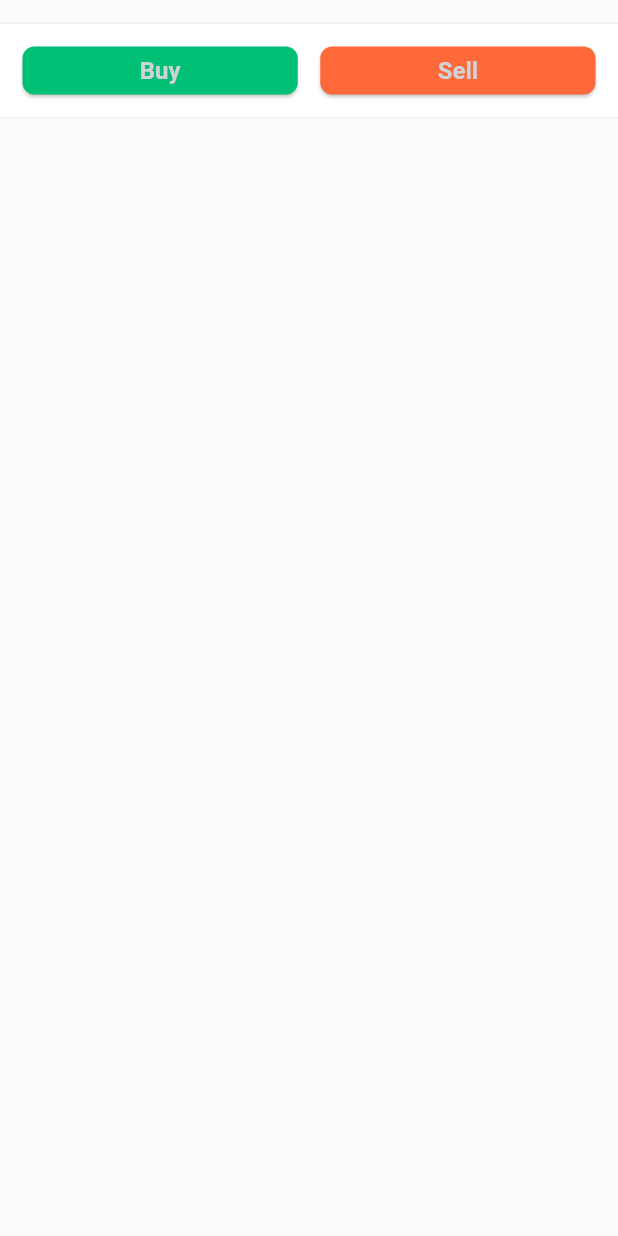
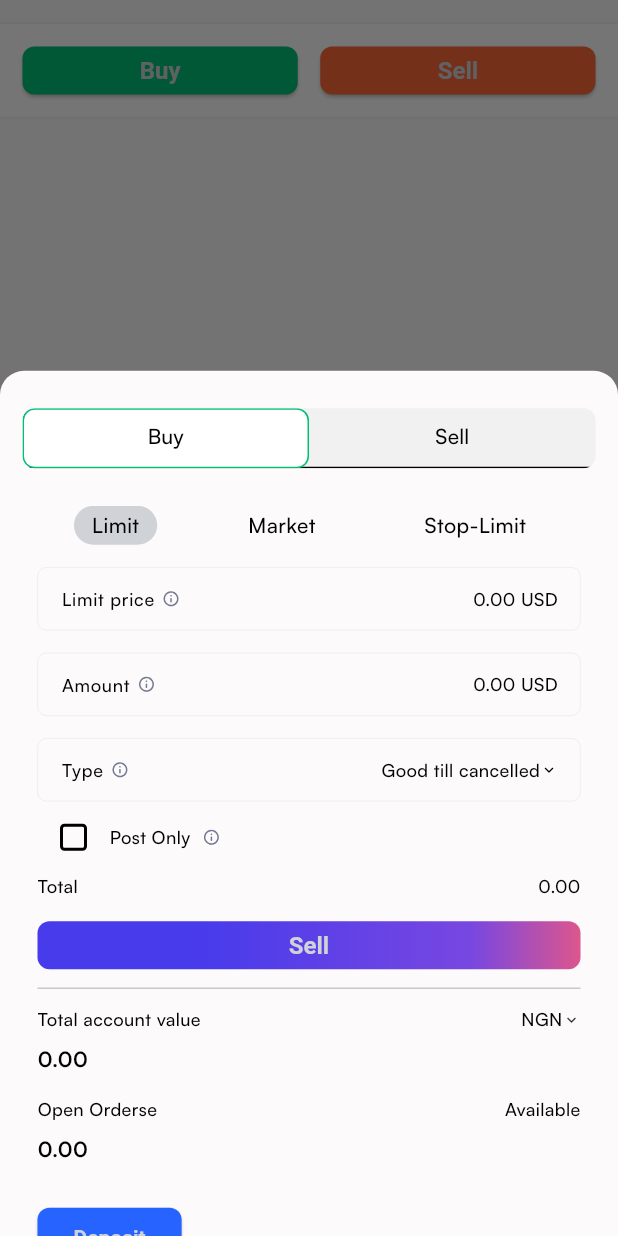
Before and after one commit to Conezi/sisyphus, a Flutter app: the ButtonsCard widget shown alone on an empty page, opened directly, after a tap on "Buy", on a phone screen of 412 x 824 dp. Run offline on Flutter 3.47's test engine with Material 3 defaults, Android fonts, the phone set to English and light mode, and no system bars; our stand-ins replace flutter_svg; missing offline and left inert: candlesticks; network calls fail.

Commit message:
Done with buy and sell bottom sheet

```diff
--- a/lib/res/app_colors.dart
+++ b/lib/res/app_colors.dart
@@ -14,6 +14,7 @@ class AppColors {
   static const Color secondaryColor = Color(0xffCFD3D8);
   static const Color green = Color(0xff00C076);
   static const Color orange = Color(0xffFF6838);
+  static const Color blue = Color(0xff2764FF);
 
   static LinearGradient buttonGradient = const LinearGradient(
       begin: Alignment.centerLeft,
--- a/lib/res/app_images.dart
+++ b/lib/res/app_images.dart
@@ -17,4 +17,5 @@ class AppImages {
   static const icDrawer1 = '${_svgBaseUrl}ic_drawer_1.svg';
   static const icDrawer2 = '${_svgBaseUrl}ic_drawer_3.svg';
   static const icDrawer3 = '${_svgBaseUrl}ic_drawer_3.svg';
+  static const icRequired = '${_svgBaseUrl}ic_required.svg';
 }
--- a/lib/res/app_theme.dart
+++ b/lib/res/app_theme.dart
@@ -22,6 +22,10 @@ class AppTheme {
           primary: AppColors.secondaryColor,
           background: AppColors.lightBackgroundColor,
           brightness: Brightness.light),
+      checkboxTheme: ThemeData.light().checkboxTheme.copyWith(
+            shape:
+                RoundedRectangleBorder(borderRadius: BorderRadius.circular(3)),
+          ),
       appBarTheme: AppBarTheme(
           elevation: 0.0,
           titleTextStyle: ThemeData.light()
@@ -49,6 +53,10 @@ class AppTheme {
           primary: AppColors.secondaryColor,
           background: AppColors.darkBackgroundColor,
           brightness: Brightness.dark),
+      checkboxTheme: ThemeData.dark().checkboxTheme.copyWith(
+            shape:
+                RoundedRectangleBorder(borderRadius: BorderRadius.circular(3)),
+          ),
       appBarTheme: AppBarTheme(
           elevation: 0.0,
           titleTextStyle: ThemeData.dark()
--- a/lib/ui/home_screen.dart
+++ b/lib/ui/home_screen.dart
@@ -15,11 +15,9 @@ class HomeScreen extends StatefulWidget {
 }
 
 class _HomeScreenState extends State<HomeScreen> {
-  final ViewModel _viewModel = ViewModel.instance;
-
   @override
   void initState() {
-    _viewModel.fetchSymbols();
+    ViewModel.instance.fetchSymbols();
     super.initState();
   }
 
--- a/lib/ui/widget/custom_tab.dart
+++ b/lib/ui/widget/custom_tab.dart
@@ -3,11 +3,17 @@ import 'package:flutter/material.dart';
 class CustomTab extends StatelessWidget {
   final List<Widget> tabs;
   final bool isScrollable;
-  const CustomTab({required this.tabs, this.isScrollable = false, super.key});
+  final Color? borderColor;
+  const CustomTab(
+      {required this.tabs,
+      this.isScrollable = false,
+      this.borderColor,
+      super.key});
 
   @override
   Widget build(BuildContext context) {
     return Container(
+        height: 40,
         margin: const EdgeInsets.symmetric(vertical: 25.0, horizontal: 15.0),
         decoration: BoxDecoration(
           color: Theme.of(context).dividerColor,
@@ -17,17 +23,29 @@ class CustomTab extends StatelessWidget {
             borderRadius: const BorderRadius.all(Radius.circular(8.0)),
             child: TabBar(
                 indicatorSize: TabBarIndicatorSize.tab,
-                indicatorPadding: const EdgeInsets.all(5.0),
+                indicatorPadding: borderColor == null
+                    ? const EdgeInsets.all(2.0)
+                    : EdgeInsets.zero,
                 indicator: BoxDecoration(
                     color: Theme.of(context).primaryColor,
                     borderRadius: BorderRadius.circular(8.0),
-                    boxShadow: <BoxShadow>[
-                      BoxShadow(
-                          color: Theme.of(context).shadowColor.withOpacity(.2),
-                          blurRadius: 2,
-                          spreadRadius: 0.2,
-                          offset: const Offset(0.0, 1.0))
-                    ]),
+                    border: borderColor != null
+                        ? Border.all(
+                            width: 1,
+                            color: borderColor!,
+                            style: BorderStyle.solid)
+                        : null,
+                    boxShadow: borderColor == null
+                        ? <BoxShadow>[
+                            BoxShadow(
+                                color: Theme.of(context)
+                                    .shadowColor
+                                    .withOpacity(.2),
+                                blurRadius: 2,
+                                spreadRadius: 0.2,
+                                offset: const Offset(0.0, 1.0))
+                          ]
+                        : null),
                 unselectedLabelColor:
                     Theme.of(context).textTheme.bodySmall!.color,
                 unselectedLabelStyle:
--- a/lib/ui/widget/text_edit_view.dart
+++ b/lib/ui/widget/text_edit_view.dart
@@ -1,4 +1,5 @@
 import 'package:flutter/material.dart';
+import 'package:sisyphus/res/app_colors.dart';
 
 class TextEditView extends StatefulWidget {
   final ValueChanged<String>? onChanged;
@@ -30,6 +31,7 @@ class TextEditView extends StatefulWidget {
   final Color? textColor;
   final Iterable<String>? autofillHints;
   final FocusNode? focusNode;
+  final Widget? label;
   const TextEditView(
       {Key? key,
       this.onChanged,
@@ -53,14 +55,15 @@ class TextEditView extends StatefulWidget {
       this.textColor,
       this.prefixIcon,
       this.borderColor,
-      this.filled = true,
+      this.filled = false,
       this.prefixText,
       this.autofillHints,
       this.focusNode,
       this.helperText,
       this.minLines,
       this.maxLength,
-      this.maxLines = 1})
+      this.maxLines = 1,
+      this.label})
       : super(key: key);
 
   @override
@@ -71,7 +74,7 @@ class _TextEditViewState extends State<TextEditView> {
   OutlineInputBorder _border(BuildContext context) => OutlineInputBorder(
       borderSide: BorderSide(
           width: widget.borderWidth,
-          color: widget.borderColor ?? Theme.of(context).shadowColor,
+          color: widget.borderColor ?? Theme.of(context).colorScheme.secondary,
           style: BorderStyle.solid),
       borderRadius: BorderRadius.all(Radius.circular(widget.borderRadius)));
 
@@ -107,7 +110,7 @@ class _TextEditViewState extends State<TextEditView> {
                 borderRadius: BorderRadius.circular(widget.borderRadius),
                 borderSide: BorderSide(
                     width: widget.borderWidth,
-                  color: Theme.of(context).dividerColor,
+                    color: AppColors.green,
                     style: BorderStyle.solid)),
             focusedErrorBorder: OutlineInputBorder(
                 borderRadius: BorderRadius.circular(widget.borderRadius),
@@ -136,7 +139,7 @@ class _TextEditViewState extends State<TextEditView> {
             suffixIconConstraints: const BoxConstraints(maxHeight: 40),
             prefixIconConstraints: const BoxConstraints(maxHeight: 40),
             suffixIcon: widget.suffixIcon,
-        ),
+            label: widget.label),
       ),
     );
   }
--- /dev/null
+++ b/lib/ui/widget/trade_bottom_sheet.dart
@@ -0,0 +1,316 @@
+import 'package:flutter/material.dart';
+import 'package:sisyphus/res/app_colors.dart';
+import 'package:sisyphus/res/app_images.dart';
+import 'package:sisyphus/ui/widget/image_view.dart';
+import 'package:sisyphus/ui/widget/text_edit_view.dart';
+
+import 'custom_tab.dart';
+import 'market_board.dart';
+import 'trading_board.dart';
+
+class TradeBottomSheet extends StatelessWidget {
+  final int initialIndex;
+  const TradeBottomSheet({this.initialIndex = 0, super.key});
+
+  @override
+  Widget build(BuildContext context) {
+    return DefaultTabController(
+        length: 2,
+        initialIndex: initialIndex,
+        child: const Column(
+          crossAxisAlignment: CrossAxisAlignment.center,
+          children: [
+            CustomTab(tabs: [
+              Tab(text: 'Buy'),
+              Tab(text: 'Sell'),
+            ], borderColor: AppColors.green),
+            Expanded(
+              child: TabBarView(
+                children: [
+                  Buy(),
+                  EmptyWidget(),
+                ],
+              ),
+            )
+          ],
+        ));
+  }
+}
+
+class Buy extends StatefulWidget {
+  const Buy({super.key});
+
+  @override
+  State<Buy> createState() => _BuyState();
+}
+
+class _BuyState extends State<Buy> {
+  final _options = ['Limit', 'Market', 'Stop-Limit'];
+  String _selectedOption = 'Limit';
+
+  bool _postOnly = false;
+
+  final _formKey = GlobalKey<FormState>();
+  final _priceController = TextEditingController();
+  final _amountController = TextEditingController();
+  final _typeController = TextEditingController();
+
+  static String? validate(dynamic value) {
+    if (value == null || value.isEmpty) {
+      return 'Required.';
+    } else {
+      return null;
+    }
+  }
+
+  @override
+  Widget build(BuildContext context) {
+    return Form(
+      key: _formKey,
+      child: ListView(
+        padding: const EdgeInsets.symmetric(horizontal: 25.0),
+        children: [
+          Row(
+            mainAxisAlignment: MainAxisAlignment.spaceAround,
+            children: List.generate(_options.length, (index) {
+              return InkWell(
+                onTap: () => setState(() => _selectedOption = _options[index]),
+                child: Container(
+                    padding:
+                        const EdgeInsets.symmetric(horizontal: 12, vertical: 3),
+                    margin: const EdgeInsets.symmetric(horizontal: 3),
+                    decoration: BoxDecoration(
+                        color: _selectedOption == _options[index]
+                            ? Theme.of(context).colorScheme.secondary
+                            : null,
+                        borderRadius: BorderRadius.circular(100.0)),
+                    child: Time(_options[index])),
+              );
+            }),
+          ),
+          const SizedBox(height: 15.0),
+          TextEditView(
+            controller: _priceController,
+            validator: validate,
+            label: Row(
+              mainAxisSize: MainAxisSize.min,
+              children: [
+                Text(
+                  'Limit price',
+                  style: TextStyle(
+                      fontSize: 12,
+                      fontWeight: FontWeight.w500,
+                      color: Theme.of(context).textTheme.bodySmall!.color),
+                ),
+                const SizedBox(width: 5),
+                const ImageView.svg(AppImages.icRequired)
+              ],
+            ),
+            suffixIcon: Padding(
+              padding: const EdgeInsets.only(right: 15.0),
+              child: Text(
+                '0.00 USD',
+                style: TextStyle(
+                    fontSize: 12,
+                    fontWeight: FontWeight.w500,
+                    color: Theme.of(context).textTheme.bodySmall!.color),
+              ),
+            ),
+          ),
+          const SizedBox(height: 15.0),
+          TextEditView(
+            controller: _amountController,
+            validator: validate,
+            label: Row(
+              mainAxisSize: MainAxisSize.min,
+              children: [
+                Text(
+                  'Amount',
+                  style: TextStyle(
+                      fontSize: 12,
+                      fontWeight: FontWeight.w500,
+                      color: Theme.of(context).textTheme.bodySmall!.color),
+                ),
+                const SizedBox(width: 5),
+                const ImageView.svg(AppImages.icRequired)
+              ],
+            ),
+            suffixIcon: Padding(
+              padding: const EdgeInsets.only(right: 15.0),
+              child: Text(
+                '0.00 USD',
+                style: TextStyle(
+                    fontSize: 12,
+                    fontWeight: FontWeight.w500,
+                    color: Theme.of(context).textTheme.bodySmall!.color),
+              ),
+            ),
+          ),
+          const SizedBox(height: 15.0),
+          TextEditView(
+            controller: _typeController,
+            validator: validate,
+            label: Row(
+              mainAxisSize: MainAxisSize.min,
+              children: [
+                Text(
+                  'Type',
+                  style: TextStyle(
+                      fontSize: 12,
+                      fontWeight: FontWeight.w500,
+                      color: Theme.of(context).textTheme.bodySmall!.color),
+                ),
+                const SizedBox(width: 5),
+                const ImageView.svg(AppImages.icRequired)
+              ],
+            ),
+            suffixIcon: Padding(
+              padding: const EdgeInsets.only(right: 15.0),
+              child: Row(
+                mainAxisSize: MainAxisSize.min,
+                children: [
+                  Text(
+                    'Good till cancelled',
+                    style: TextStyle(
+                        fontSize: 12,
+                        fontWeight: FontWeight.w500,
+                        color: Theme.of(context).textTheme.bodySmall!.color),
+                  ),
+                  const Icon(Icons.keyboard_arrow_down, size: 12)
+                ],
+              ),
+            ),
+          ),
+          Row(
+            mainAxisSize: MainAxisSize.min,
+            crossAxisAlignment: CrossAxisAlignment.center,
+            children: [
+              Checkbox(
+                value: _postOnly,
+                onChanged: (changed) => setState(() => _postOnly = changed!),
+              ),
+              Text('Post Only',
+                  style: TextStyle(
+                      fontSize: 12,
+                      fontWeight: FontWeight.w500,
+                      color: Theme.of(context).textTheme.bodySmall!.color)),
+              const SizedBox(width: 8),
+              const ImageView.svg(AppImages.icRequired)
+            ],
+          ),
+          Row(
+            mainAxisAlignment: MainAxisAlignment.spaceBetween,
+            children: [
+              Text('Total',
+                  style: TextStyle(
+                      fontSize: 12,
+                      fontWeight: FontWeight.w500,
+                      color: Theme.of(context).textTheme.bodySmall!.color)),
+              Text('0.00',
+                  style: TextStyle(
+                      fontSize: 12,
+                      fontWeight: FontWeight.w500,
+                      color: Theme.of(context).textTheme.bodySmall!.color))
+            ],
+          ),
+          const SizedBox(height: 15.0),
+          Container(
+            width: double.infinity,
+            height: 32.0,
+            decoration: BoxDecoration(
+                gradient: AppColors.buttonGradient,
+                borderRadius: BorderRadius.circular(8.0)),
+            child: ElevatedButton(
+              onPressed: () {
+                if (_formKey.currentState!.validate()) {}
+              },
+              style: ElevatedButton.styleFrom(
+                backgroundColor: Colors.transparent,
+                shadowColor: Colors.transparent,
+                shape: RoundedRectangleBorder(
+                    borderRadius: BorderRadius.circular(8.0)),
+                textStyle: TextStyle(
+                  color: Theme.of(context).textTheme.bodyLarge!.color,
+                ),
+              ),
+              child: const Text(
+                'Sell',
+                style: TextStyle(fontSize: 16, fontWeight: FontWeight.w700),
+              ),
+            ),
+          ),
+          Divider(
+              thickness: .2, color: Theme.of(context).shadowColor, height: 25),
+          Row(
+            mainAxisAlignment: MainAxisAlignment.spaceBetween,
+            children: [
+              Text('Total account value',
+                  style: TextStyle(
+                      fontSize: 12,
+                      fontWeight: FontWeight.w500,
+                      color: Theme.of(context).textTheme.bodySmall!.color)),
+              const Spacer(),
+              Text('NGN',
+                  style: TextStyle(
+                      fontSize: 12,
+                      fontWeight: FontWeight.w500,
+                      color: Theme.of(context).textTheme.bodySmall!.color)),
+              const Icon(Icons.keyboard_arrow_down, size: 12)
+            ],
+          ),
+          const SizedBox(height: 8.0),
+          Text('0.00',
+              style: TextStyle(
+                  fontSize: 14,
+                  fontWeight: FontWeight.w700,
+                  color: Theme.of(context).textTheme.bodySmall!.color)),
+          const SizedBox(height: 15.0),
+          Row(
+            mainAxisAlignment: MainAxisAlignment.spaceBetween,
+            children: [
+              Text('Open Orderse',
+                  style: TextStyle(
+                      fontSize: 12,
+                      fontWeight: FontWeight.w500,
+                      color: Theme.of(context).textTheme.bodySmall!.color)),
+              const Spacer(),
+              Text('Available',
+                  style: TextStyle(
+                      fontSize: 12,
+                      fontWeight: FontWeight.w500,
+                      color: Theme.of(context).textTheme.bodySmall!.color))
+            ],
+          ),
+          const SizedBox(height: 8.0),
+          Text('0.00',
+              style: TextStyle(
+                  fontSize: 14,
+                  fontWeight: FontWeight.w700,
+                  color: Theme.of(context).textTheme.bodySmall!.color)),
+          const SizedBox(height: 25.0),
+          Align(
+            alignment: Alignment.bottomLeft,
+            child: ElevatedButton(
+              onPressed: () {
+                if (_formKey.currentState!.validate()) {}
+              },
+              style: ElevatedButton.styleFrom(
+                backgroundColor: AppColors.blue,
+                shape: RoundedRectangleBorder(
+                    borderRadius: BorderRadius.circular(8.0)),
+                textStyle: TextStyle(
+                  color: Theme.of(context).textTheme.bodyLarge!.color,
+                ),
+              ),
+              child: const Text(
+                'Deposit',
+                style: TextStyle(fontSize: 14, fontWeight: FontWeight.w700),
+              ),
+            ),
+          ),
+          const SizedBox(height: 25.0)
+        ],
+      ),
+    );
+  }
+}
--- a/lib/ui/widget/trading_board.dart
+++ b/lib/ui/widget/trading_board.dart
@@ -2,6 +2,7 @@ import 'package:flutter/material.dart';
 
 import '../../res/app_colors.dart';
 import 'custom_tab.dart';
+import 'trade_bottom_sheet.dart';
 
 class TradingBoard extends StatelessWidget {
   const TradingBoard({super.key});
@@ -101,7 +102,7 @@ class ButtonsCard extends StatelessWidget {
           children: [
             Expanded(
               child: ElevatedButton(
-                onPressed: () {},
+                onPressed: () => _showTradeBottomSheet(context, 0),
                 style: ElevatedButton.styleFrom(
                   backgroundColor: AppColors.green,
                   shape: RoundedRectangleBorder(
@@ -119,7 +120,7 @@ class ButtonsCard extends StatelessWidget {
             const SizedBox(width: 15.0),
             Expanded(
               child: ElevatedButton(
-                onPressed: () {},
+                onPressed: () => _showTradeBottomSheet(context, 1),
                 style: ElevatedButton.styleFrom(
                   backgroundColor: AppColors.orange,
                   shape: RoundedRectangleBorder(
@@ -137,4 +138,20 @@ class ButtonsCard extends StatelessWidget {
           ],
         ));
   }
+
+  static Future<dynamic> _showTradeBottomSheet(
+      BuildContext context, int initialIndex) async {
+    final data = await showModalBottomSheet<dynamic>(
+        context: context,
+        shape: const RoundedRectangleBorder(
+            borderRadius: BorderRadius.vertical(top: Radius.circular(16.0))),
+        backgroundColor: Theme.of(context).colorScheme.background,
+        isScrollControlled: true,
+        builder: (BuildContext bc) {
+          return FractionallySizedBox(
+              heightFactor: 0.7,
+              child: TradeBottomSheet(initialIndex: initialIndex));
+        });
+    return data;
+  }
 }
```
Also changed, not shown: assets/images/svgs/ic_required.svg (added). Lines whose indentation alone changed are shown as unchanged.
